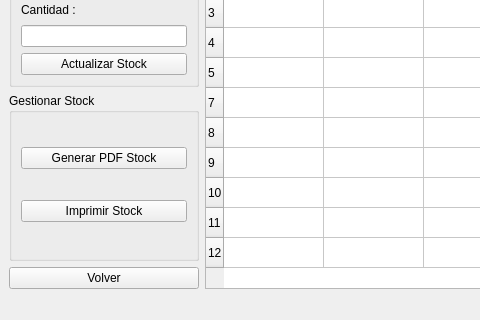
Before: the Qt Designer form QT_Sistema_San_Cayetano/registrostock.ui in GaspyGJ/SistemaGestion_SanCayetano, drawn with Qt 5; both pictures show x 0 to 480 and y 90 to 410 of the 940 by 410 pixel window.
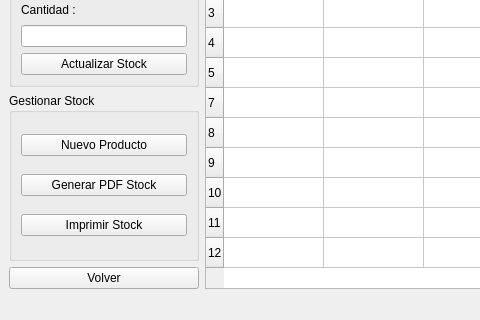
After: the same form once the commit is applied.

Commit message: Administrador que controla gestores , ver 'BTN Nuevo Producto'

Diff of the .ui file:
```diff
--- a/QT_Sistema_San_Cayetano/registrostock.ui
+++ b/QT_Sistema_San_Cayetano/registrostock.ui
@@ -71,6 +71,13 @@
          <string>Gestionar Stock</string>
         </property>
         <layout class="QVBoxLayout" name="verticalLayout_3">
+         <item>
+          <widget class="QPushButton" name="pushButton_6">
+           <property name="text">
+            <string>Nuevo Producto</string>
+           </property>
+          </widget>
+         </item>
          <item>
           <widget class="QPushButton" name="pushButton_3">
            <property name="text">
```
The commit also changes 12 other files.
